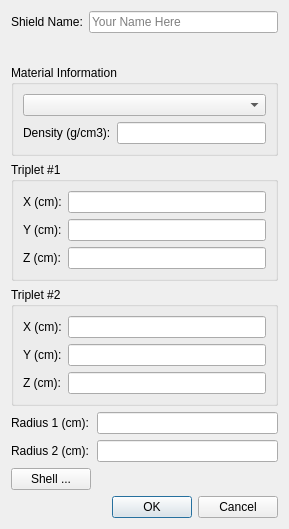
Qt form ui/GenericShieldDialog.ui (AlanFord/ZapMeNotQt) before a commit.
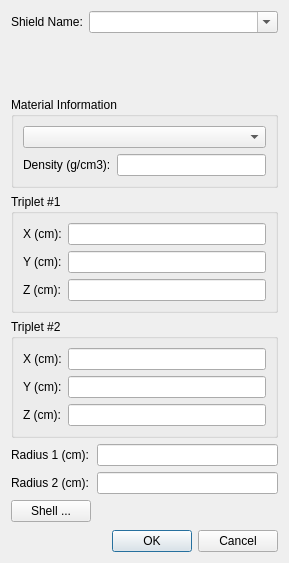
The same form after that commit.

Commit message: change the name field from QLineEdit t o QComboBox

The edit to the form file:
```diff
--- a/ui/GenericShieldDialog.ui
+++ b/ui/GenericShieldDialog.ui
@@ -7,7 +7,7 @@
     <x>0</x>
     <y>0</y>
     <width>289</width>
-    <height>529</height>
+    <height>563</height>
    </rect>
   </property>
   <property name="windowTitle">
@@ -24,9 +24,12 @@
       </widget>
      </item>
      <item row="0" column="1">
-      <widget class="QLineEdit" name="name_field">
+      <widget class="QComboBox" name="name_field">
+       <property name="editable">
+        <bool>true</bool>
+       </property>
        <property name="placeholderText">
-        <string>Your Name Here</string>
+        <string>New ...</string>
        </property>
       </widget>
      </item>
```
Left out of the diff: 1 changed line with no effect on the pictures.
